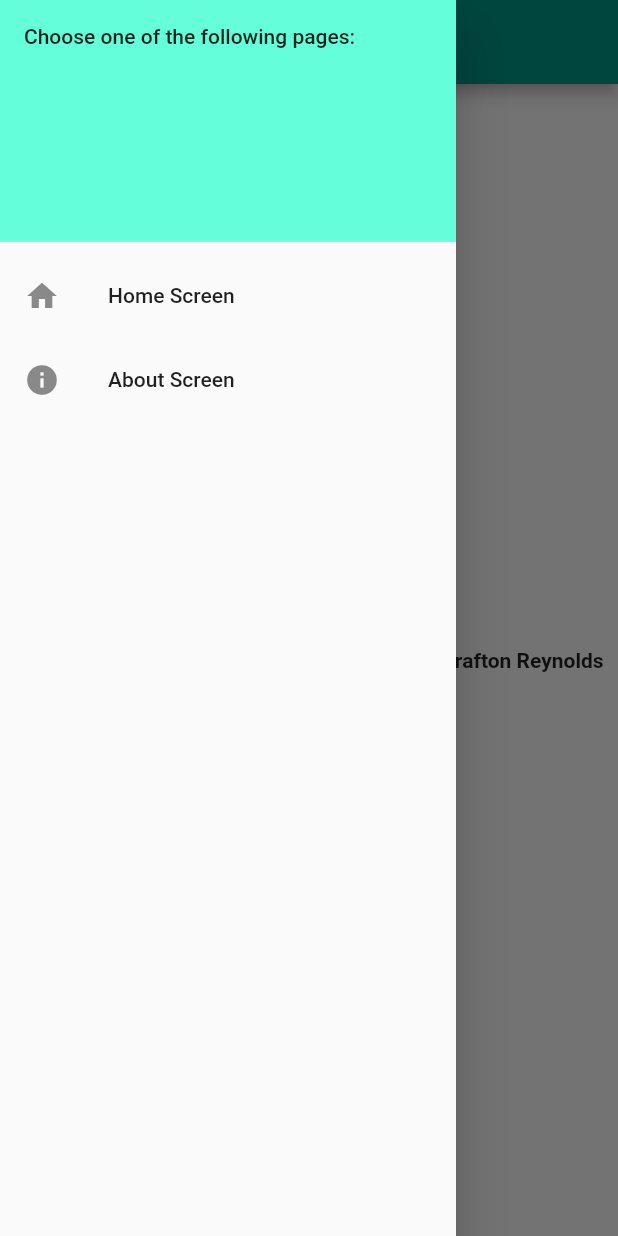
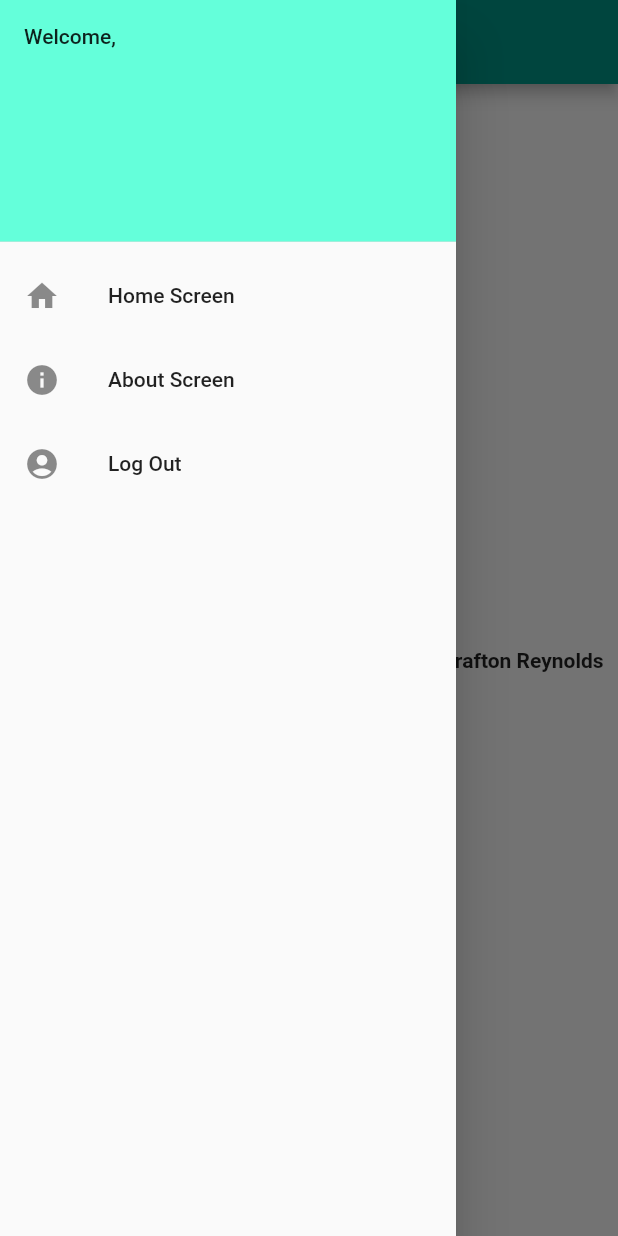
Before and after one commit to traftonrey/uncw-landmark-application, a Flutter app: the AboutScreen screen opened directly, with the side drawer open, on a phone screen of 412 x 824 dp. Run offline on Flutter 3.47's test engine with Material 2 defaults, Android fonts, the phone set to English and light mode, and no system bars; our stand-ins replace cloud_firestore, firebase_auth, firebase_core; missing offline and left inert: cloud_firestore_web, firebase_auth_web, firebase_core_web; accounts and stored records are empty.

Commit message:
to merge

```diff
--- a/lib/about_screen.dart
+++ b/lib/about_screen.dart
@@ -1,5 +1,8 @@
+import 'package:firebase_auth/firebase_auth.dart';
 import 'package:flutter/material.dart';
+import 'package:uncw_landmark_app/login_signup_screen.dart';
 import 'home_screen.dart';
+import 'FB/FBfunctions.dart';
 
 class AboutScreen extends StatelessWidget {
   const AboutScreen({super.key});
@@ -15,9 +18,12 @@ class AboutScreen extends StatelessWidget {
             child: ListView(
           padding: EdgeInsets.zero,
           children: [
-            const DrawerHeader(
-              decoration: BoxDecoration(color: Colors.tealAccent),
-              child: Text("Choose one of the following pages:"),
+            DrawerHeader(
+              decoration: const BoxDecoration(color: Colors.tealAccent),
+              child: FirebaseAuth.instance.currentUser == null
+                  ? const Text("Choose one of the following pages:")
+                  : Text(
+                      "Welcome, ${FirebaseAuth.instance.currentUser?.email}"),
             ),
             ListTile(
               leading: const Icon(Icons.home),
@@ -34,7 +40,39 @@ class AboutScreen extends StatelessWidget {
                 Navigator.of(context).push(MaterialPageRoute(
                     builder: (context) => const AboutScreen()));
               },
-            )
+            ),
+            FirebaseAuth.instance.currentUser == null
+                ? ListTile(
+                    leading: const Icon(Icons.account_circle),
+                    title: const Text("Sign Up"),
+                    onTap: () {
+                      Navigator.of(context).push(MaterialPageRoute(
+                          builder: (context) => const SignUpScreen()));
+                    },
+                  )
+                : Container(),
+            FirebaseAuth.instance.currentUser == null
+                ? ListTile(
+                    leading: const Icon(Icons.account_circle),
+                    title: const Text("Sign In"),
+                    onTap: () {
+                      Navigator.of(context).push(MaterialPageRoute(
+                          builder: (context) => const LoginScreen()));
+                    },
+                  )
+                : Container(),
+            FirebaseAuth.instance.currentUser != null
+                ? ListTile(
+                    leading: const Icon(Icons.account_circle),
+                    title: const Text("Log Out"),
+                    onTap: () {
+                      signOut();
+
+                      Navigator.of(context).push(MaterialPageRoute(
+                          builder: (context) => const LoginScreen()));
+                    },
+                  )
+                : Container(),
           ],
         )),
         body: const Center(
--- a/lib/main.dart
+++ b/lib/main.dart
@@ -4,11 +4,11 @@ import 'firebase_options.dart';
 import 'home_screen.dart';
 
 void main() async {
+  await Firebase.initializeApp(
+    options: DefaultFirebaseOptions.currentPlatform,
+  );
   runApp(const MaterialApp(
     title: "Firebase Example",
     home: HomeScreen(),
   ));
-  await Firebase.initializeApp(
-    options: DefaultFirebaseOptions.currentPlatform,
-  );
 }
```
Also changed, not shown: lib/FB/FBfunctions.dart (added, +70 -0 lines), lib/home_screen.dart (+38 -10 lines), lib/login_signup_screen.dart (+53 -12 lines).
